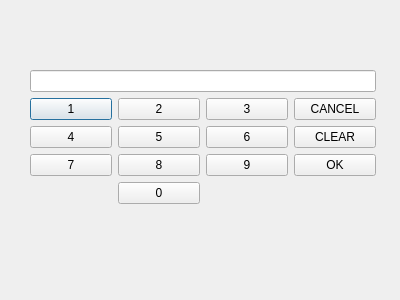
bank-2022/group10, file bankautomat/pin.ui: the form before one commit.
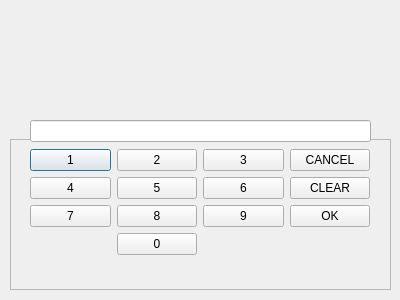
The form after the commit.

The edit to the form file:
```diff
--- a/bankautomat/pin.ui
+++ b/bankautomat/pin.ui
@@ -13,115 +13,157 @@
   <property name="windowTitle">
    <string>Dialog</string>
   </property>
-  <widget class="QWidget" name="gridLayoutWidget">
+  <widget class="QFrame" name="frame">
    <property name="geometry">
     <rect>
-     <x>30</x>
-     <y>70</y>
-     <width>346</width>
-     <height>136</height>
+     <x>10</x>
+     <y>139</y>
+     <width>381</width>
+     <height>151</height>
+    </rect>
+   </property>
+   <property name="frameShape">
+    <enum>QFrame::StyledPanel</enum>
+   </property>
+   <property name="frameShadow">
+    <enum>QFrame::Raised</enum>
+   </property>
+   <widget class="QWidget" name="">
+    <property name="geometry">
+     <rect>
+      <x>20</x>
+      <y>10</y>
+      <width>340</width>
+      <height>108</height>
     </rect>
    </property>
    <layout class="QGridLayout" name="gridLayout">
-    <item row="1" column="0">
+     <item row="0" column="0">
      <widget class="QPushButton" name="pushButton_1">
       <property name="text">
        <string>1</string>
       </property>
      </widget>
     </item>
-    <item row="3" column="1">
-     <widget class="QPushButton" name="pushButton_8">
+     <item row="0" column="1">
+      <widget class="QPushButton" name="pushButton_2">
       <property name="text">
-       <string>8</string>
+        <string>2</string>
       </property>
      </widget>
     </item>
-    <item row="1" column="3">
-     <widget class="QPushButton" name="pushButton_Cancel">
-      <property name="text">
-       <string>CANCEL</string>
-      </property>
-     </widget>
-    </item>
-    <item row="1" column="2">
+     <item row="0" column="2">
      <widget class="QPushButton" name="pushButton_3">
       <property name="text">
        <string>3</string>
       </property>
      </widget>
     </item>
-    <item row="2" column="1">
+     <item row="0" column="3">
+      <widget class="QPushButton" name="pushButton_Cancel">
+       <property name="text">
+        <string>CANCEL</string>
+       </property>
+      </widget>
+     </item>
+     <item row="1" column="0">
+      <widget class="QPushButton" name="pushButton_4">
+       <property name="text">
+        <string>4</string>
+       </property>
+      </widget>
+     </item>
+     <item row="1" column="1">
      <widget class="QPushButton" name="pushButton_5">
       <property name="text">
        <string>5</string>
       </property>
      </widget>
     </item>
-    <item row="0" column="0" colspan="4">
-     <widget class="QLineEdit" name="lineEditPin">
-      <property name="echoMode">
-       <enum>QLineEdit::Password</enum>
-      </property>
-     </widget>
-    </item>
-    <item row="3" column="2">
-     <widget class="QPushButton" name="pushButton_9">
-      <property name="text">
-       <string>9</string>
-      </property>
-     </widget>
-    </item>
-    <item row="3" column="3">
-     <widget class="QPushButton" name="pushButton_OK">
-      <property name="text">
-       <string>OK</string>
-      </property>
-     </widget>
-    </item>
-    <item row="1" column="1">
-     <widget class="QPushButton" name="pushButton_2">
-      <property name="text">
-       <string>2</string>
-      </property>
-     </widget>
-    </item>
-    <item row="2" column="2">
+     <item row="1" column="2">
      <widget class="QPushButton" name="pushButton_6">
       <property name="text">
        <string>6</string>
       </property>
      </widget>
     </item>
-    <item row="2" column="3">
+     <item row="1" column="3">
      <widget class="QPushButton" name="pushButton_Clear">
       <property name="text">
        <string>CLEAR</string>
       </property>
      </widget>
     </item>
-    <item row="4" column="1">
-     <widget class="QPushButton" name="pushButton_0">
-      <property name="text">
-       <string>0</string>
-      </property>
-     </widget>
-    </item>
     <item row="2" column="0">
-     <widget class="QPushButton" name="pushButton_4">
-      <property name="text">
-       <string>4</string>
-      </property>
-     </widget>
-    </item>
-    <item row="3" column="0">
      <widget class="QPushButton" name="pushButton_7">
       <property name="text">
        <string>7</string>
       </property>
      </widget>
     </item>
-   </layout>
+     <item row="2" column="1">
+      <widget class="QPushButton" name="pushButton_8">
+       <property name="text">
+        <string>8</string>
+       </property>
+      </widget>
+     </item>
+     <item row="2" column="2">
+      <widget class="QPushButton" name="pushButton_9">
+       <property name="text">
+        <string>9</string>
+       </property>
+      </widget>
+     </item>
+     <item row="2" column="3">
+      <widget class="QPushButton" name="pushButton_OK">
+       <property name="text">
+        <string>OK</string>
+       </property>
+      </widget>
+     </item>
+     <item row="3" column="1">
+      <widget class="QPushButton" name="pushButton_0">
+       <property name="text">
+        <string>0</string>
+       </property>
+      </widget>
+     </item>
+    </layout>
+   </widget>
+  </widget>
+  <widget class="QLabel" name="labelStatus">
+   <property name="geometry">
+    <rect>
+     <x>30</x>
+     <y>30</y>
+     <width>340</width>
+     <height>61</height>
+    </rect>
+   </property>
+   <property name="font">
+    <font>
+     <pointsize>12</pointsize>
+     <weight>75</weight>
+     <bold>true</bold>
+    </font>
+   </property>
+   <property name="text">
+    <string/>
+   </property>
+  </widget>
+  <widget class="QLineEdit" name="lineEditPin">
+   <property name="geometry">
+    <rect>
+     <x>30</x>
+     <y>120</y>
+     <width>341</width>
+     <height>22</height>
+    </rect>
+   </property>
+   <property name="echoMode">
+    <enum>QLineEdit::Password</enum>
+   </property>
   </widget>
  </widget>
  <resources/>
```
Lines whose indentation alone changed are shown as unchanged.
